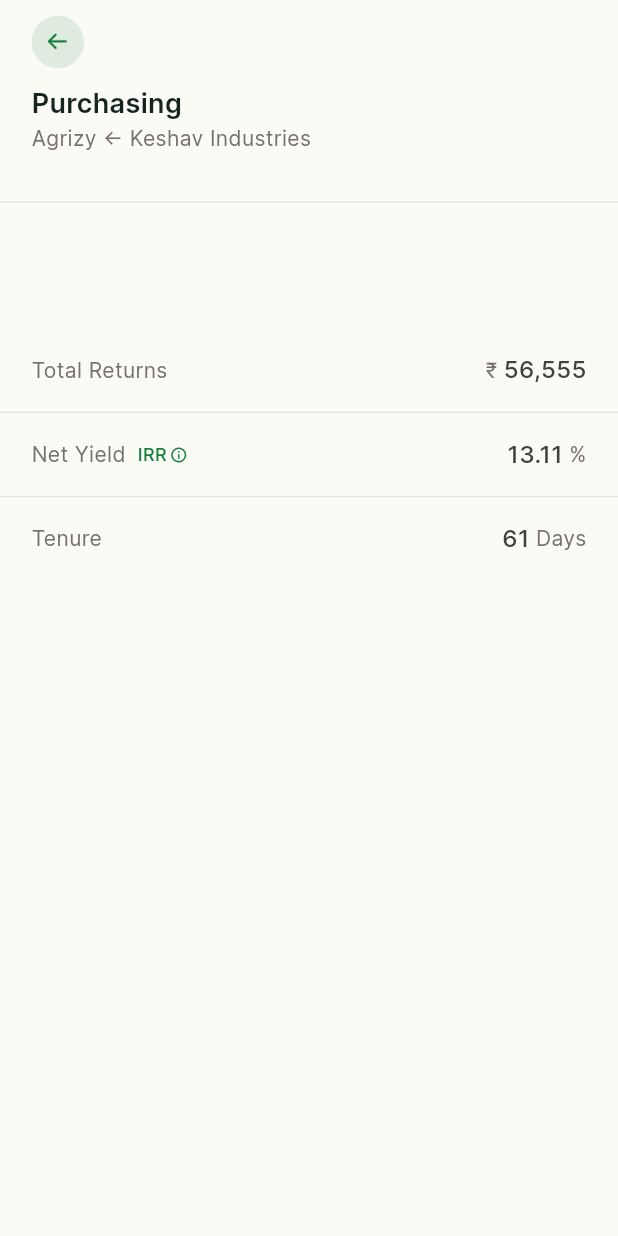
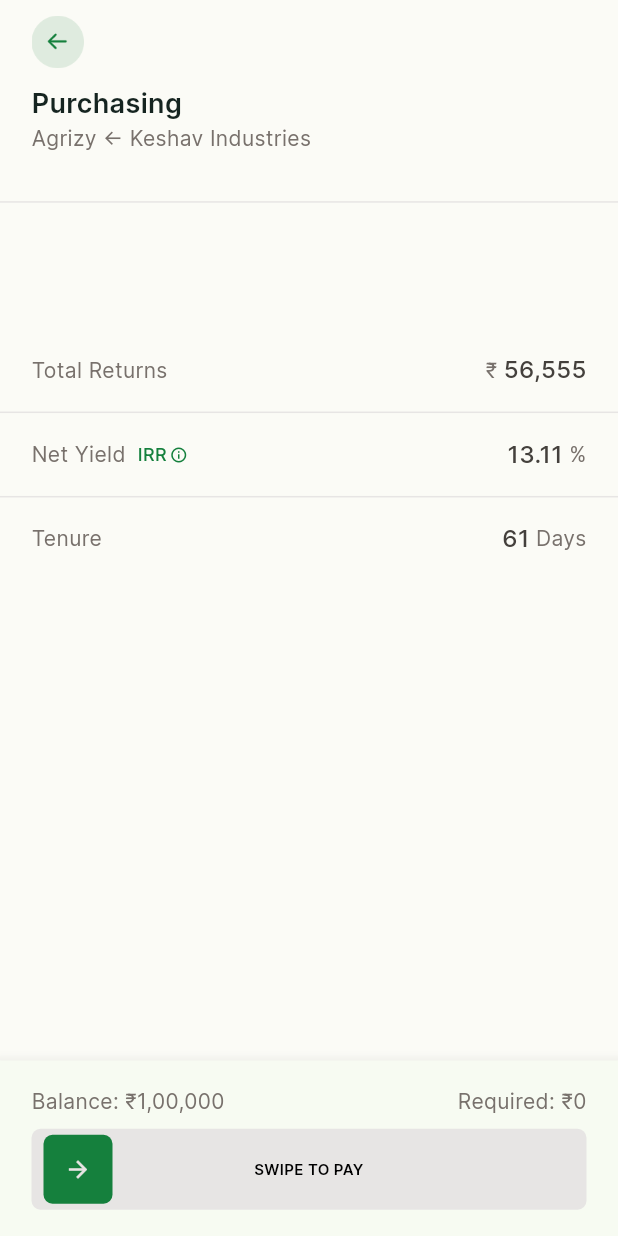
Before and after one commit to urmilshroff/tap_assignment, a Flutter app: the PurchasingPage screen opened directly, on a phone screen of 412 x 824 dp. Run offline on Flutter 3.47's test engine with Material 3 defaults, Android fonts, the phone set to English and light mode, and no system bars; drawn by our look-alikes of slide_to_act.

Commit message:
feat: slide to act for purchasing page

```diff
--- a/lib/pages/purchasing_page.dart
+++ b/lib/pages/purchasing_page.dart
@@ -1,10 +1,12 @@
 import 'package:flutter/material.dart';
 import 'package:flutter/services.dart';
+import 'package:slide_to_act/slide_to_act.dart';
 import 'package:tap_assignment/helpers/colors.dart';
 import 'package:tap_assignment/helpers/text.dart';
 import 'package:tap_assignment/widgets/divider.dart';
 
 class PurchasingPage extends StatelessWidget {
+  static final sliderKey = GlobalKey<SlideActionState>();
   const PurchasingPage({super.key});
 
   @override
@@ -136,6 +138,54 @@ class PurchasingPage extends StatelessWidget {
           ),
         ],
       ),
+      bottomNavigationBar: Material(
+        elevation: 8,
+        child: SizedBox(
+          height: 117 + MediaQuery.of(context).padding.bottom,
+          child: Padding(
+            padding: EdgeInsets.only(
+              left: 21,
+              right: 21,
+              bottom: MediaQuery.of(context).padding.bottom,
+            ),
+            child: Column(
+              mainAxisAlignment: MainAxisAlignment.center,
+              children: [
+                const Row(
+                  mainAxisAlignment: MainAxisAlignment.spaceBetween,
+                  children: [
+                    TapText(
+                      'Balance: ₹1,00,000',
+                      style: TapTextStyles.body,
+                    ),
+                    TapText(
+                      'Required: ₹0',
+                      style: TapTextStyles.body,
+                    ),
+                  ],
+                ),
+                const SizedBox(height: 8),
+                SlideAction(
+                  key: sliderKey,
+                  sliderRotate: false,
+                  height: 54,
+                  elevation: 0,
+                  text: 'swipe to pay'.toUpperCase(),
+                  textStyle: TapTextStyles.title.copyWith(color: Colors.black),
+                  innerColor: TapColors.greenDark,
+                  outerColor: TapColors.stoneExtraLight,
+                  borderRadius: 6,
+                  sliderButtonIconSize: 18,
+                  sliderButtonIconPadding: 14,
+                  onSubmit: () {
+                    return null;
+                  },
+                ),
+              ],
+            ),
+          ),
+        ),
+      ),
     );
   }
 }
--- a/pubspec.yaml
+++ b/pubspec.yaml
@@ -9,6 +9,8 @@ environment:
 dependencies:
   flutter:
     sdk: flutter
+
+  slide_to_act: ^2.0.2
 
 dev_dependencies:
   flutter_test:
```
Also changed, not shown: pubspec.lock.
